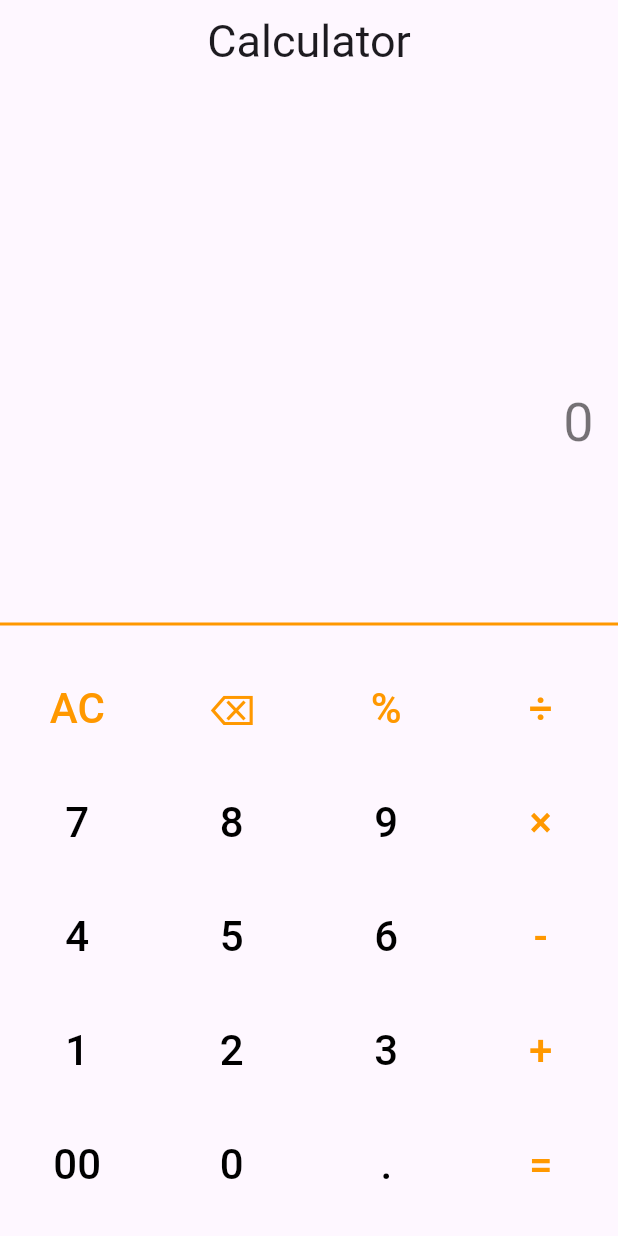
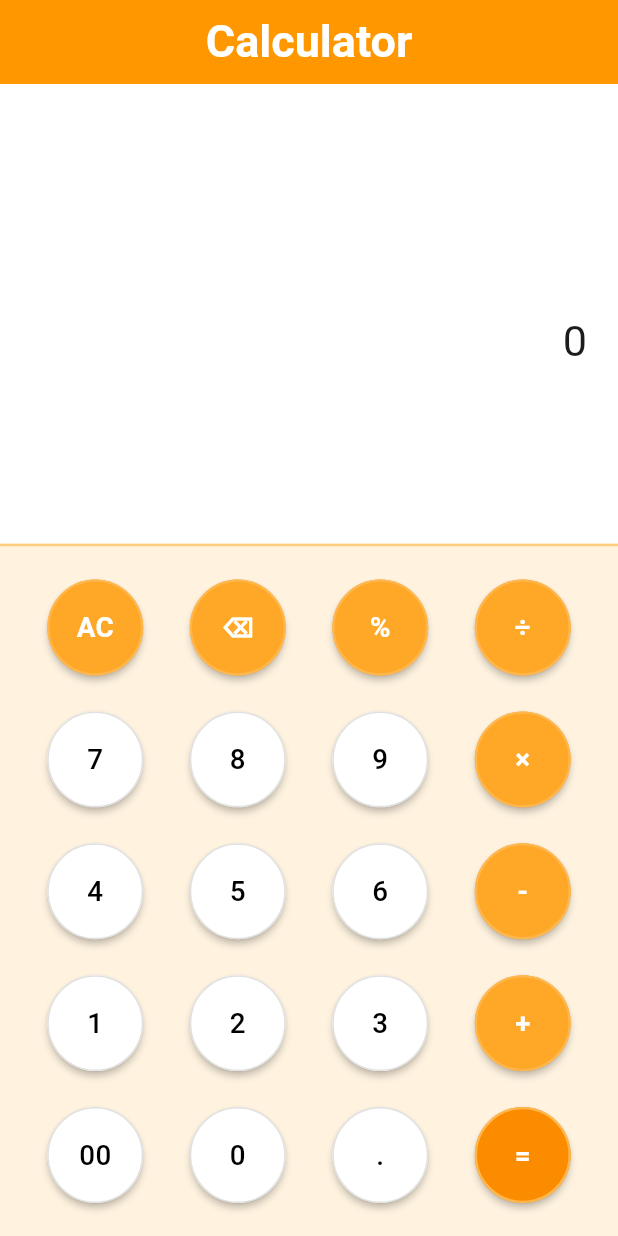
Before and after one commit to bhawesh-3/Calculator_App, a Flutter app: the screen it shows after launch, on a phone screen of 412 x 824 dp. Run offline on Flutter 3.47's test engine with Material 3 defaults, Android fonts, the phone set to English and light mode, and no system bars; our stand-ins replace math_expressions.

Commit message:
final commit

```diff
--- a/lib/calculator_screen.dart
+++ b/lib/calculator_screen.dart
@@ -12,27 +12,46 @@ class CalculatorScreen extends StatelessWidget {
 
   @override
   Widget build(BuildContext context) {
+    final screenWidth = MediaQuery.of(context).size.width;
+
     return Container(
-      width: double.infinity, // Makes it take full width
-      padding: const EdgeInsets.symmetric(horizontal: 16),
+      width: double.infinity,
+      padding: EdgeInsets.symmetric(
+        horizontal: screenWidth * 0.05,
+        vertical: 20,
+      ),
       child: Column(
         mainAxisAlignment: MainAxisAlignment.end,
-        crossAxisAlignment: CrossAxisAlignment.end, // Right-align content
+        crossAxisAlignment: CrossAxisAlignment.end,
         children: [
-          Text(
-            expression.isEmpty ? '0' : expression,
-            style: const TextStyle(fontSize: 36, color: Colors.black54),
-            textAlign: TextAlign.right, // Ensures text itself aligns right
+          // Expression display
+          SingleChildScrollView(
+            scrollDirection: Axis.horizontal,
+            reverse: true,
+            child: Text(
+              expression.isEmpty ? '0' : expression,
+              style: TextStyle(
+                fontSize: screenWidth * 0.07, // Responsive font size
+                color: const Color.fromARGB(255, 28, 28, 28),
+                fontWeight: FontWeight.w400,
+              ),
+              textAlign: TextAlign.right,
+            ),
           ),
-          const SizedBox(height: 8),
-          Text(
-            result.isEmpty ? '' : result,
-            style: const TextStyle(
-              fontSize: 48,
-              fontWeight: FontWeight.bold,
-              color: Colors.black,
+          const SizedBox(height: 16),
+          // Result display
+          SingleChildScrollView(
+            scrollDirection: Axis.horizontal,
+            reverse: true,
+            child: Text(
+              result.isEmpty ? '' : result,
+              style: TextStyle(
+                fontSize: screenWidth * 0.09, // Responsive font size
+                fontWeight: FontWeight.bold,
+                color: Colors.orange[700],
+              ),
+              textAlign: TextAlign.right,
             ),
-            textAlign: TextAlign.right,
           ),
           const SizedBox(height: 24),
         ],
--- a/lib/main.dart
+++ b/lib/main.dart
@@ -107,20 +107,45 @@ class _CalculatorState extends State<Calculator> {
   Widget build(BuildContext context) {
     return MaterialApp(
       debugShowCheckedModeBanner: false,
+      theme: ThemeData(
+        primarySwatch: Colors.orange,
+        useMaterial3: true,
+      ),
       home: Scaffold(
+        backgroundColor: Colors.white,
         appBar: AppBar(
           centerTitle: true,
+          backgroundColor: Colors.orange,
+          foregroundColor: Colors.white,
+          elevation: 0,
           title: const Text(
             "Calculator",
-            style: TextStyle(fontSize: 30),
+            style: TextStyle(fontSize: 30, fontWeight: FontWeight.bold),
           ),
         ),
         body: Column(
           children: [
-            const Spacer(),
-            CalculatorScreen(expression: expression, result: result),
-            const Divider(color: Colors.orange, thickness: 2),
-            Numpad(onButtonTap: onButtonTap),
+            // Calculator Screen with white background
+            Expanded(
+              flex: 2,
+              child: Container(
+                color: Colors.white,
+                child: CalculatorScreen(expression: expression, result: result),
+              ),
+            ),
+            // Orange divider
+            Container(
+              height: 2,
+              color: Colors.orange[200],
+            ),
+            // Numpad with light orange background
+            Expanded(
+              flex: 3,
+              child: Container(
+                color: Colors.orange[50],
+                child: Numpad(onButtonTap: onButtonTap),
+              ),
+            ),
           ],
         ),
       ),
--- a/lib/numpad.dart
+++ b/lib/numpad.dart
@@ -5,49 +5,136 @@ class Numpad extends StatelessWidget {
 
   const Numpad({super.key, required this.onButtonTap});
 
-  Widget buildButton(String text, {Color color = Colors.black}) {
+  @override
+  Widget build(BuildContext context) {
+    return Padding(
+      padding: const EdgeInsets.all(16.0),
+      child: Column(
+        children: [
+          // First row - Functions
+          Expanded(
+            child: Row(
+              children: [
+                _buildButton("AC", context,
+                    isOperator: true,
+                    color: Colors.white,
+                    backgroundColor: Colors.orange[400]!),
+                _buildButton("⌫", context,
+                    isOperator: true,
+                    color: Colors.white,
+                    backgroundColor: Colors.orange[400]!),
+                _buildButton("%", context,
+                    isOperator: true,
+                    color: Colors.white,
+                    backgroundColor: Colors.orange[400]!),
+                _buildButton("÷", context,
+                    isOperator: true,
+                    color: Colors.white,
+                    backgroundColor: Colors.orange[400]!),
+              ],
+            ),
+          ),
+          const SizedBox(height: 12),
+          // Number rows
+          Expanded(
+            child: Row(
+              children: [
+                _buildButton("7", context),
+                _buildButton("8", context),
+                _buildButton("9", context),
+                _buildButton("×", context,
+                    isOperator: true,
+                    color: Colors.white,
+                    backgroundColor: Colors.orange[400]!),
+              ],
+            ),
+          ),
+          const SizedBox(height: 12),
+          Expanded(
+            child: Row(
+              children: [
+                _buildButton("4", context),
+                _buildButton("5", context),
+                _buildButton("6", context),
+                _buildButton("-", context,
+                    isOperator: true,
+                    color: Colors.white,
+                    backgroundColor: Colors.orange[400]!),
+              ],
+            ),
+          ),
+          const SizedBox(height: 12),
+          Expanded(
+            child: Row(
+              children: [
+                _buildButton("1", context),
+                _buildButton("2", context),
+                _buildButton("3", context),
+                _buildButton("+", context,
+                    isOperator: true,
+                    color: Colors.white,
+                    backgroundColor: Colors.orange[400]!),
+              ],
+            ),
+          ),
+          const SizedBox(height: 12),
+          Expanded(
+            child: Row(
+              children: [
+                _buildButton("00", context),
+                _buildButton("0", context),
+                _buildButton(".", context),
+                _buildButton("=", context,
+                    isOperator: true,
+                    color: Colors.white,
+                    backgroundColor: Colors.orange[600]!),
+              ],
+            ),
+          ),
+        ],
+      ),
+    );
+  }
+
+  Widget _buildButton(
+    String text,
+    BuildContext context, {
+    bool isOperator = false,
+    Color color = Colors.black,
+    Color backgroundColor = Colors.white,
+  }) {
     return Expanded(
-      child: TextButton(
-        onPressed: () => onButtonTap(text),
-        child: Text(
-          text,
-          style: TextStyle(fontSize: 28, color: color),
+      child: Container(
+        margin: const EdgeInsets.all(6),
+        child: Material(
+          shape: const CircleBorder(),
+          elevation: 2,
+          color: backgroundColor,
+          child: InkWell(
+            borderRadius: BorderRadius.circular(50),
+            onTap: () => onButtonTap(text),
+            child: Container(
+              decoration: BoxDecoration(
+                shape: BoxShape.circle,
+                border: isOperator
+                    ? Border.all(color: Colors.orange[300]!, width: 1.5)
+                    : Border.all(color: Colors.grey[300]!, width: 1),
+              ),
+              child: Center(
+                child: Text(
+                  text,
+                  style: TextStyle(
+                    fontSize: MediaQuery.of(context).size.width *
+                        0.045, // Responsive font size
+                    color: color,
+                    fontWeight: isOperator ? FontWeight.w600 : FontWeight.w500,
+                  ),
+                ),
+              ),
+            ),
+          ),
         ),
       ),
     );
   }
-
-  @override
-  Widget build(BuildContext context) {
-    return Column(
-      children: [
-        const SizedBox(height: 20),
-        Row(
-          children: [
-            buildButton("AC", color: Colors.orange),
-            buildButton("⌫", color: Colors.orange),
-            buildButton("%", color: Colors.orange),
-            buildButton("÷", color: Colors.orange),
-          ],
-        ),
-        const SizedBox(height: 20),
-        Row(
-          children: [buildButton("7"), buildButton("8"), buildButton("9"), buildButton("×", color: Colors.orange)],
-        ),
-        const SizedBox(height: 20),
-        Row(
-          children: [buildButton("4"), buildButton("5"), buildButton("6"), buildButton("-", color: Colors.orange)],
-        ),
-        const SizedBox(height: 20),
-        Row(
-          children: [buildButton("1"), buildButton("2"), buildButton("3"), buildButton("+", color: Colors.orange)],
-        ),
-        const SizedBox(height: 20),
-        Row(
-          children: [buildButton("00"), buildButton("0"), buildButton("."), buildButton("=", color: Colors.orange)],
-        ),
-        const SizedBox(height: 20),
-      ],
-    );
-  }
 }
```
